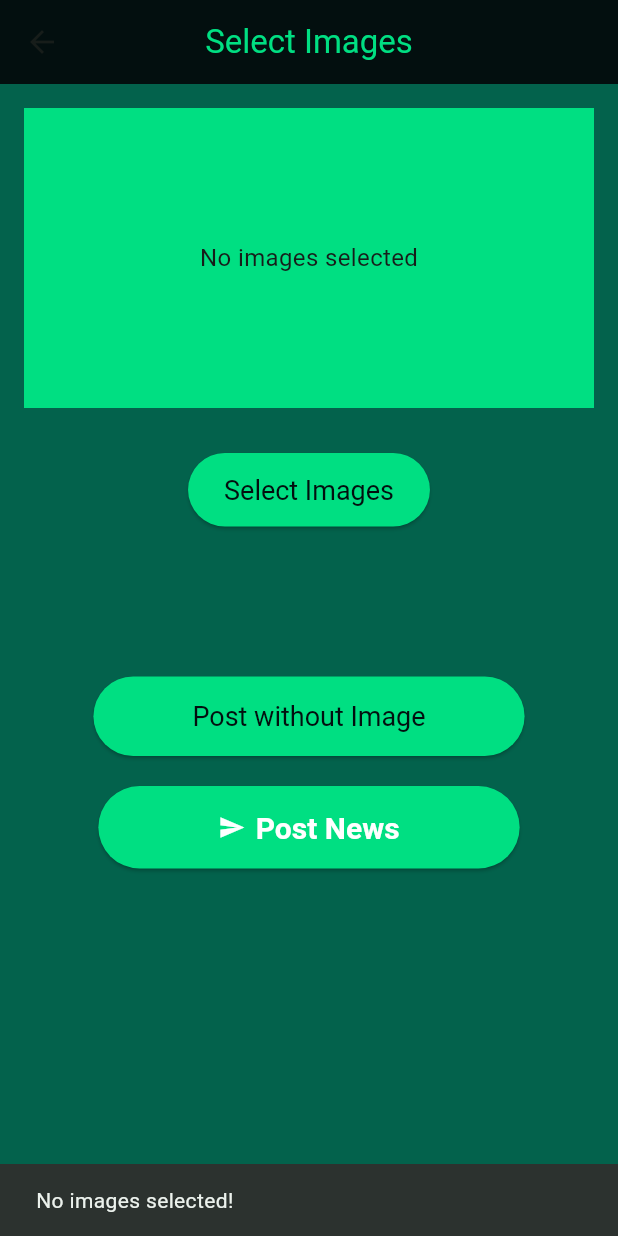
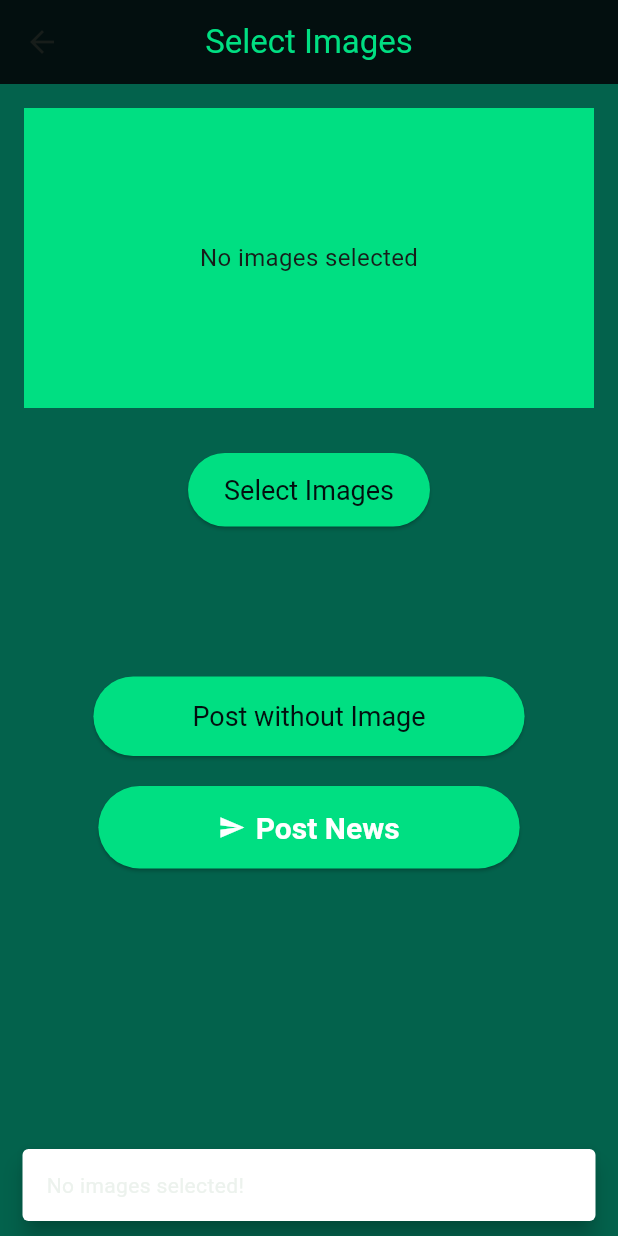
Before and after one commit to Darshan-T-P/Check-News, a Flutter app: the SelectImageScreen screen opened directly with empty values, after a tap on "Select Images", on a phone screen of 412 x 824 dp. Run offline on Flutter 3.47's test engine with Material 3 defaults, Android fonts, the light colour scheme and no system bars; our stand-ins replace cloud_firestore, curved_navigation_bar, file_picker, firebase_auth, firebase_core, firebase_storage and 6 more; accounts and stored records are empty.

Commit message:
Second final

```diff
--- a/lib/select_image.dart
+++ b/lib/select_image.dart
@@ -1,3 +1,4 @@
+import 'dart:ui'; // Import this for blur effect
 import 'dart:io';
 import 'package:check_news/services/cloudinary_services.dart';
 import 'package:firebase_auth/firebase_auth.dart';
@@ -23,8 +24,10 @@ class _SelectImageScreenState extends State<SelectImageScreen> {
   bool _isUploading = false;
 
   Future<void> pickImages() async {
-    FilePickerResult? result = await FilePicker.platform
-        .pickFiles(type: FileType.image, allowMultiple: true);
+    FilePickerResult? result = await FilePicker.platform.pickFiles(
+      type: FileType.image,
+      allowMultiple: true,
+    );
     if (result != null && result.files.isNotEmpty) {
       setState(() {
         _filePickerResults.add(result);
@@ -32,7 +35,11 @@ class _SelectImageScreenState extends State<SelectImageScreen> {
       });
     } else {
       ScaffoldMessenger.of(context).showSnackBar(
-        const SnackBar(content: Text("No images selected!")),
+        const SnackBar(
+          backgroundColor: Colors.white,
+          behavior: SnackBarBehavior.floating,
+          content: Text("No images selected!"),
+        ),
       );
     }
   }
@@ -87,7 +94,6 @@ class _SelectImageScreenState extends State<SelectImageScreen> {
         await newsRef.update({"images": uploadedUrls});
       }
 
-      // Wait for animation to finish before navigating back
       await Future.delayed(const Duration(seconds: 3));
 
       setState(() {
@@ -95,10 +101,12 @@ class _SelectImageScreenState extends State<SelectImageScreen> {
       });
 
       ScaffoldMessenger.of(context).showSnackBar(
-        const SnackBar(content: Text("News posted successfully!")),
+        const SnackBar(
+          backgroundColor: Colors.white,
+          behavior: SnackBarBehavior.floating,
+          content: Text("News posted successfully!",)),
       );
 
-      // Navigate back only after animation completes
       if (mounted) {
         Navigator.popUntil(context, (route) => route.isFirst);
       }
@@ -108,7 +116,10 @@ class _SelectImageScreenState extends State<SelectImageScreen> {
       });
 
       ScaffoldMessenger.of(context).showSnackBar(
-        SnackBar(content: Text("Failed to post news: $e")),
+        SnackBar(
+          backgroundColor: Colors.white,
+          behavior: SnackBarBehavior.floating,
+          content: Text("Failed to post news: $e")),
       );
     }
   }
@@ -123,12 +134,14 @@ class _SelectImageScreenState extends State<SelectImageScreen> {
         centerTitle: true,
         backgroundColor: Theme.of(context).colorScheme.primary,
       ),
-      body: Padding(
+      body: Stack(
+        children: [
+          // Main Content
+          Padding(
             padding: const EdgeInsets.all(16.0),
             child: Column(
               crossAxisAlignment: CrossAxisAlignment.center,
               children: [
-            // Image Previews
                 _imagePaths.isNotEmpty
                     ? SizedBox(
                         height: 200,
@@ -162,16 +175,13 @@ class _SelectImageScreenState extends State<SelectImageScreen> {
                         color: Theme.of(context).colorScheme.secondary,
                         child: const Center(
                             child: Text("No images selected",
-                            style: TextStyle(fontSize: 16))),
-                  ),
+                                style: TextStyle(fontSize: 16)))),
                 const SizedBox(height: 30),
-
-            // Select Images Button
                 ElevatedButton(
                   onPressed: pickImages,
                   style: ElevatedButton.styleFrom(
-                padding:
-                    const EdgeInsets.symmetric(vertical: 14, horizontal: 24),
+                    padding: const EdgeInsets.symmetric(
+                        vertical: 14, horizontal: 24),
                     textStyle: const TextStyle(fontSize: 18),
                     backgroundColor: Theme.of(context).colorScheme.secondary,
                   ),
@@ -181,37 +191,15 @@ class _SelectImageScreenState extends State<SelectImageScreen> {
                 ElevatedButton(
                   onPressed: uploadNewsToDb,
                   style: ElevatedButton.styleFrom(
-                padding:
-                    const EdgeInsets.symmetric(vertical: 16, horizontal: 66),
+                    padding: const EdgeInsets.symmetric(
+                        vertical: 16, horizontal: 66),
                     textStyle: const TextStyle(fontSize: 18),
                     backgroundColor: Theme.of(context).colorScheme.secondary,
                   ),
                   child: const Text("Post without Image"),
                 ),
-
                 const SizedBox(height: 20),
-
-            // Upload Button with Animation
-            _isUploading
-                ? Column(
-                    children: [
-                      Lottie.asset(
-                        'assets/images/loding.json',
-                        height: 200,
-                        width: 200,
-                        onLoaded: (composition) {
-                          if (composition.duration == 0) {
-                            debugPrint("Lottie animation has an issue.");
-                          }
-                        },
-                      ),
-                      const SizedBox(height: 10),
-                      const Text("Uploading... Please wait",
-                          style: TextStyle(
-                              fontSize: 16, fontWeight: FontWeight.bold)),
-                    ],
-                  )
-                : ElevatedButton.icon(
+                ElevatedButton.icon(
                   onPressed: uploadNewsToDb,
                   style: ElevatedButton.styleFrom(
                     padding: const EdgeInsets.symmetric(
@@ -222,12 +210,53 @@ class _SelectImageScreenState extends State<SelectImageScreen> {
                   ),
                   icon: const Icon(Icons.send, color: Colors.white),
                   label: const Text("Post News",
-                        style: TextStyle(
-                            fontSize: 20, fontWeight: FontWeight.bold)),
+                      style:
+                          TextStyle(fontSize: 20, fontWeight: FontWeight.bold)),
                 ),
               ],
             ),
           ),
+
+          // Blur Background and Animation when Uploading
+          if (_isUploading)
+            Positioned.fill(
+              child: Stack(
+                children: [
+                  // Blur Effect
+                  BackdropFilter(
+                    filter:
+                        ImageFilter.blur(sigmaX: 10, sigmaY: 10), // Blur effect
+                    child: Container(
+                      color: Colors.white.withOpacity(0.6), // Slight overlay
+                    ),
+                  ),
+
+                  Center(
+                    child: Column(
+                      mainAxisSize: MainAxisSize.min,
+                      children: [
+                        Lottie.asset(
+                          'assets/images/loding.json',
+                          height: 400,
+                          width: 400,
+                          fit: BoxFit.cover,
+                        ),
+                        const SizedBox(height: 10),
+                        const Text(
+                          "Uploading... Please wait",
+                          style: TextStyle(
+                              fontSize: 16,
+                              fontWeight: FontWeight.bold,
+                              color: Colors.white),
+                        ),
+                      ],
+                    ),
+                  ),
+                ],
+              ),
+            ),
+        ],
+      ),
     );
   }
 }
--- a/pubspec.yaml
+++ b/pubspec.yaml
@@ -49,6 +49,7 @@ dependencies:
   lottie: ^3.3.1
   liquid_pull_to_refresh: ^3.0.1
   curved_navigation_bar: ^1.0.6
+  firebase_messaging: ^15.2.2
 
 dev_dependencies:
   flutter_test:
```
Also changed, not shown: lib/admin_home.dart (+18 -1 lines), lib/admin_page.dart (+12 -2 lines), lib/home_page.dart (+21 -2 lines), lib/main.dart (+15 -5 lines), lib/news_details_page.dart (+7 -3 lines), lib/news_list.dart (+8 -2 lines), lib/profile_pages.dart (+11 -11 lines), pubspec.lock, 4 other files. Lines whose indentation alone changed are shown as unchanged.
